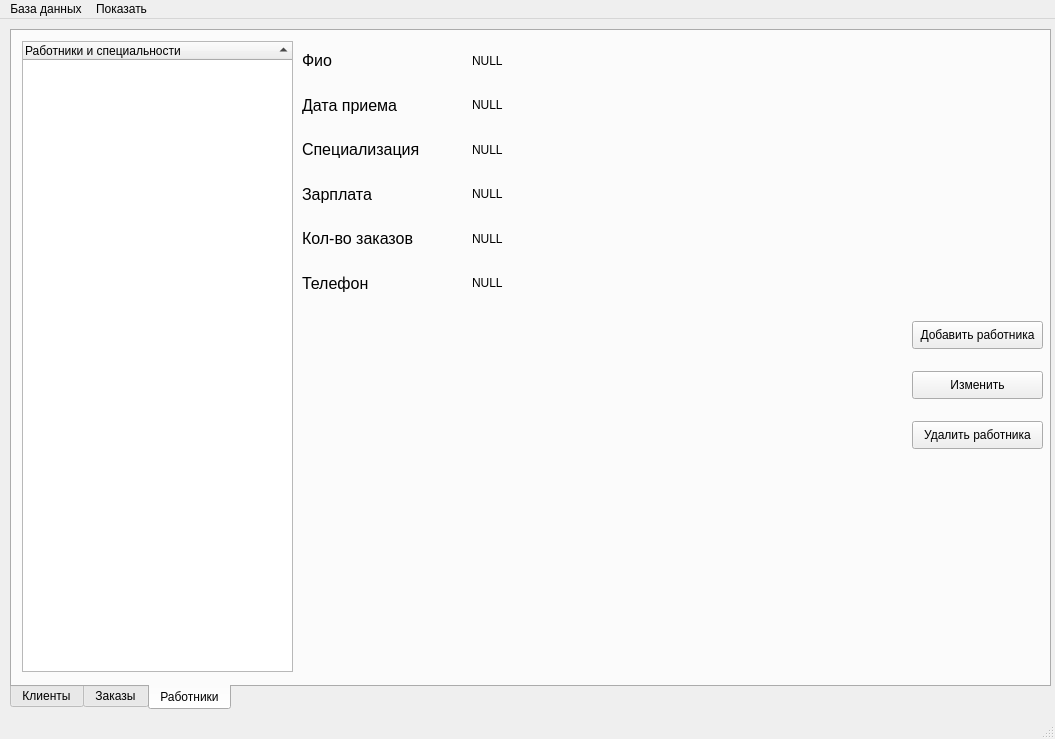
Before: the Qt Designer form ui/mainwin.ui in Tr0ub1e/Izbushka, drawn with Qt 5.
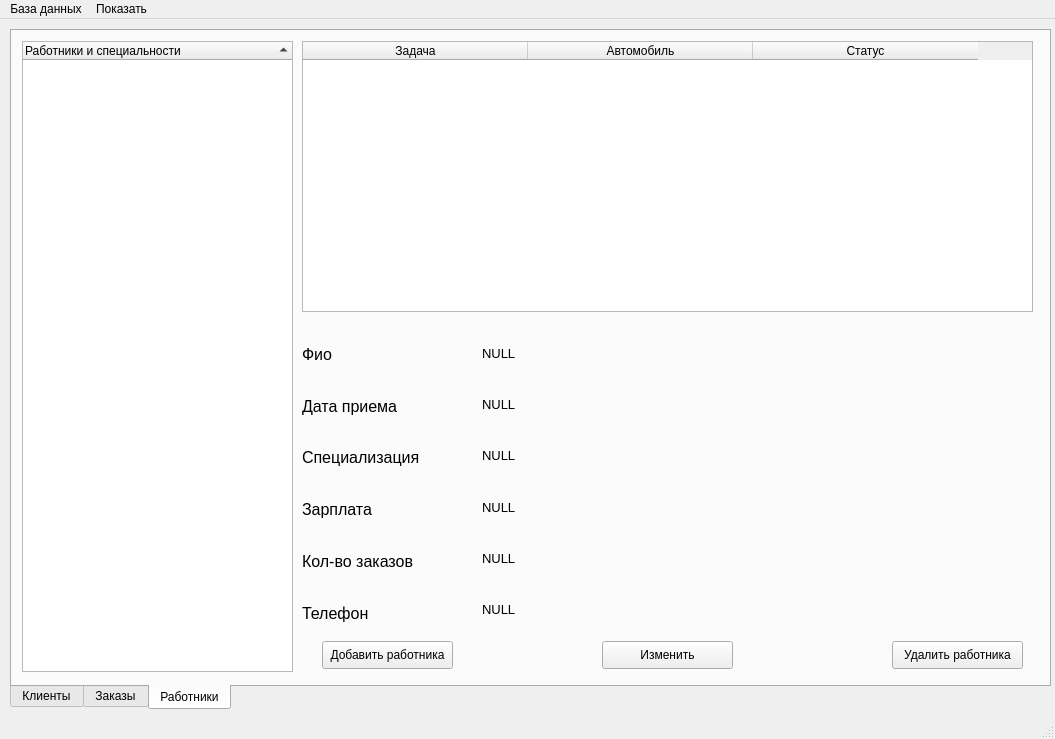
After: the same form once the commit is applied. The open tabs and pages were chosen to show the change.

What changed in the file:
```diff
--- a/ui/mainwin.ui
+++ b/ui/mainwin.ui
@@ -378,9 +378,9 @@
       <property name="geometry">
        <rect>
         <x>290</x>
-        <y>10</y>
-        <width>166</width>
-        <height>261</height>
+        <y>300</y>
+        <width>171</width>
+        <height>305</height>
        </rect>
       </property>
       <layout class="QVBoxLayout" name="verticalLayout_2">
@@ -475,15 +475,20 @@
      <widget class="QWidget" name="verticalLayoutWidget_2">
       <property name="geometry">
        <rect>
-        <x>460</x>
-        <y>10</y>
-        <width>571</width>
-        <height>261</height>
+        <x>470</x>
+        <y>300</y>
+        <width>561</width>
+        <height>301</height>
        </rect>
       </property>
       <layout class="QVBoxLayout" name="verticalLayout_3">
        <item>
         <widget class="QLabel" name="fioLab">
+         <property name="font">
+          <font>
+           <pointsize>10</pointsize>
+          </font>
+         </property>
          <property name="text">
           <string>NULL</string>
          </property>
@@ -491,6 +496,11 @@
        </item>
        <item>
         <widget class="QLabel" name="dateLab">
+         <property name="font">
+          <font>
+           <pointsize>10</pointsize>
+          </font>
+         </property>
          <property name="text">
           <string>NULL</string>
          </property>
@@ -498,6 +508,11 @@
        </item>
        <item>
         <widget class="QLabel" name="specLab">
+         <property name="font">
+          <font>
+           <pointsize>10</pointsize>
+          </font>
+         </property>
          <property name="text">
           <string>NULL</string>
          </property>
@@ -505,6 +520,11 @@
        </item>
        <item>
         <widget class="QLabel" name="rateLab">
+         <property name="font">
+          <font>
+           <pointsize>10</pointsize>
+          </font>
+         </property>
          <property name="text">
           <string>NULL</string>
          </property>
@@ -512,6 +532,11 @@
        </item>
        <item>
         <widget class="QLabel" name="ordersLab">
+         <property name="font">
+          <font>
+           <pointsize>10</pointsize>
+          </font>
+         </property>
          <property name="text">
           <string>NULL</string>
          </property>
@@ -519,6 +544,11 @@
        </item>
        <item>
         <widget class="QLabel" name="phoneLab">
+         <property name="font">
+          <font>
+           <pointsize>10</pointsize>
+          </font>
+         </property>
          <property name="text">
           <string>NULL</string>
          </property>
@@ -529,8 +559,8 @@
      <widget class="QPushButton" name="delEmpl">
       <property name="geometry">
        <rect>
-        <x>900</x>
-        <y>390</y>
+        <x>880</x>
+        <y>610</y>
         <width>131</width>
         <height>28</height>
        </rect>
@@ -542,8 +572,8 @@
      <widget class="QPushButton" name="addEmpl">
       <property name="geometry">
        <rect>
-        <x>900</x>
-        <y>290</y>
+        <x>310</x>
+        <y>610</y>
         <width>131</width>
         <height>28</height>
        </rect>
@@ -555,8 +585,8 @@
      <widget class="QPushButton" name="changeEmpl">
       <property name="geometry">
        <rect>
-        <x>900</x>
-        <y>340</y>
+        <x>590</x>
+        <y>610</y>
         <width>131</width>
         <height>28</height>
        </rect>
@@ -592,6 +622,49 @@
        </property>
       </column>
      </widget>
+     <widget class="QTableWidget" name="tasksTable">
+      <property name="geometry">
+       <rect>
+        <x>290</x>
+        <y>10</y>
+        <width>731</width>
+        <height>271</height>
+       </rect>
+      </property>
+      <attribute name="horizontalHeaderCascadingSectionResizes">
+       <bool>false</bool>
+      </attribute>
+      <attribute name="horizontalHeaderDefaultSectionSize">
+       <number>225</number>
+      </attribute>
+      <attribute name="horizontalHeaderShowSortIndicator" stdset="0">
+       <bool>true</bool>
+      </attribute>
+      <attribute name="horizontalHeaderStretchLastSection">
+       <bool>false</bool>
+      </attribute>
+      <attribute name="verticalHeaderCascadingSectionResizes">
+       <bool>false</bool>
+      </attribute>
+      <attribute name="verticalHeaderShowSortIndicator" stdset="0">
+       <bool>false</bool>
+      </attribute>
+      <column>
+       <property name="text">
+        <string>Задача</string>
+       </property>
+      </column>
+      <column>
+       <property name="text">
+        <string>Автомобиль</string>
+       </property>
+      </column>
+      <column>
+       <property name="text">
+        <string>Статус</string>
+       </property>
+      </column>
+     </widget>
     </widget>
    </widget>
   </widget>
```
Left out of the diff: 67 changed lines with no effect on the pictures.
